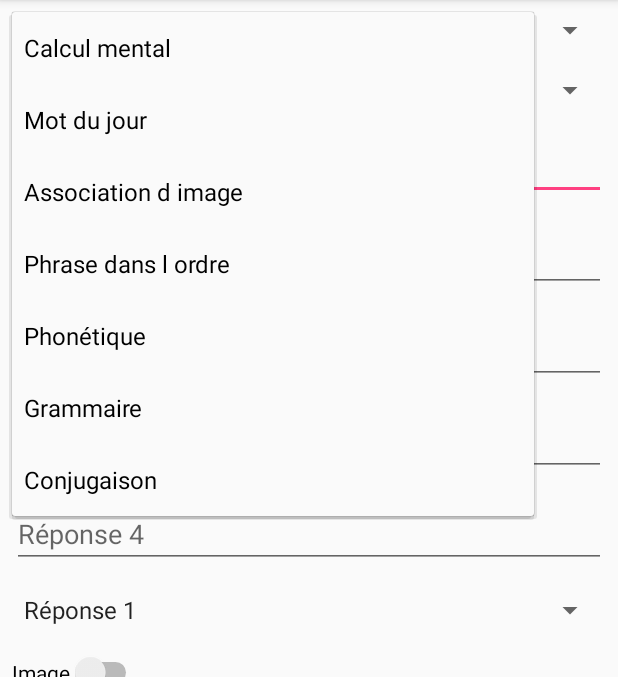
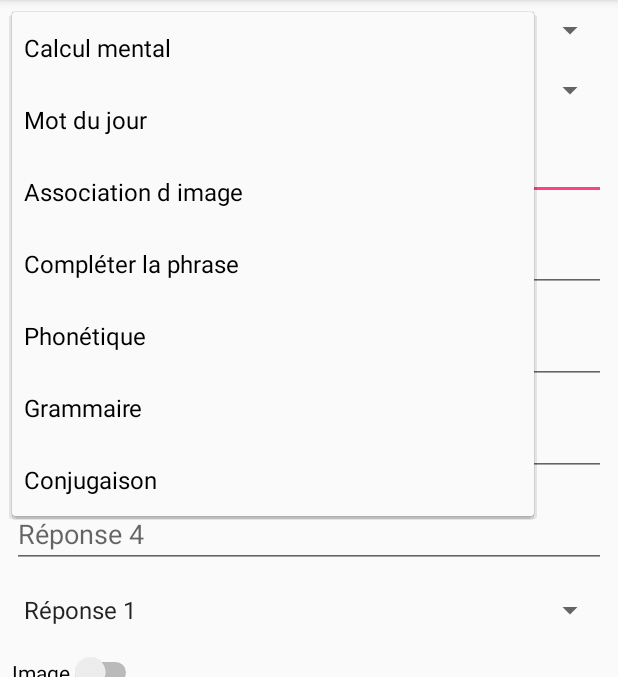
Before and after one commit to cherrig/finalTeachYourself, an Android app: the QuestionActivity screen opened directly, with no data from a screen before it, after a tap on "Calcul mental", on a phone screen of 412 x 824 dp, the part 84-761 px from its top. Run offline under Robolectric (Android 15) with nearby library versions, the phone set to English and light mode, and no system bars.

Commit message:
Update strings.xml

```diff
--- a/app/src/main/res/values/strings.xml
+++ b/app/src/main/res/values/strings.xml
@@ -102,7 +102,7 @@
         <item>Calcul mental</item>
         <item>Mot du jour</item>
         <item>Association d image</item>
-        <item>Phrase dans l ordre</item>
+        <item>Compléter la phrase</item>
         <item>Phonétique</item>
         <item>Grammaire</item>
         <item>Conjugaison</item>
```
